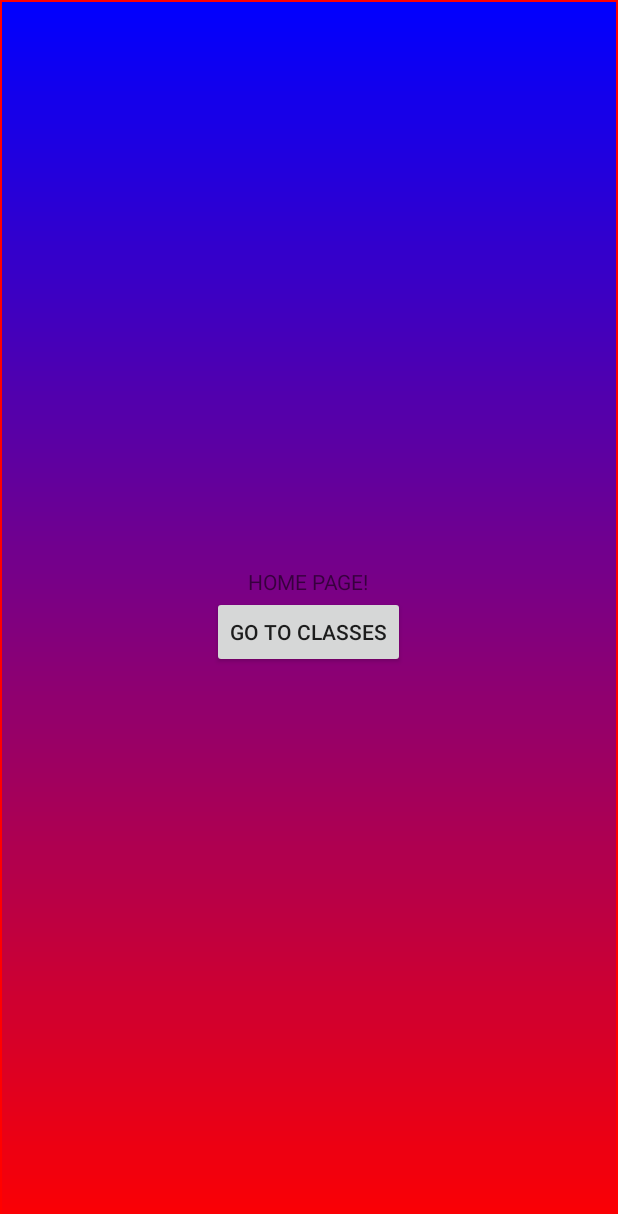
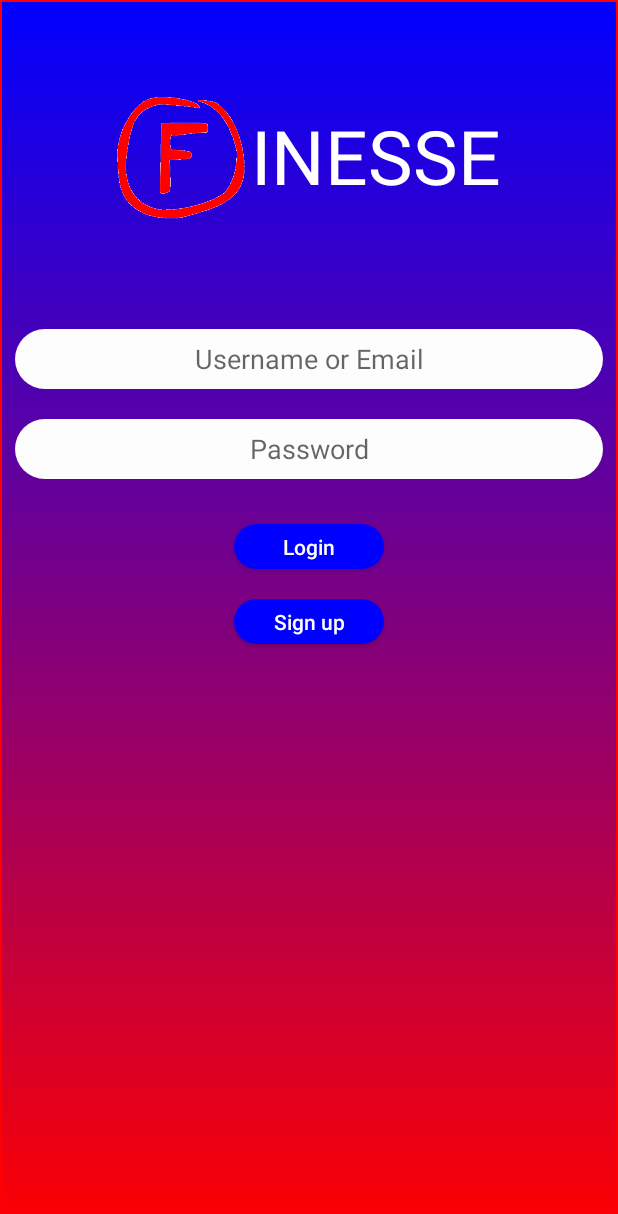
Before and after one commit to FinesseApp/FinesseU, an Android app: the layout activity_main.xml on its own in the app's theme, with its tools: preview values and no code run, on a phone screen of 412 x 824 dp. Shown: the top 1214 px of the screen. Run offline under Robolectric (Android 15) with nearby library versions, the phone set to English and light mode, and no system bars.

Commit message:
Navigation Complete

```diff
--- a/app/src/main/java/com/osalaam/immersionproj2/MainActivity.java
+++ b/app/src/main/java/com/osalaam/immersionproj2/MainActivity.java
@@ -1,8 +1,28 @@
 package com.osalaam.immersionproj2;
 
-/**
- * Created by osalaam on 8/2/17.
- */
+import android.content.Intent;
+import android.os.Bundle;
+import android.support.v7.app.AppCompatActivity;
+import android.view.View;
+import android.widget.Button;
 
-public class MainActivity {
+public class MainActivity extends AppCompatActivity {
+
+    private Button mClassesButton;
+
+    @Override
+    protected void onCreate(Bundle savedInstanceState) {
+        super.onCreate(savedInstanceState);
+        setContentView(R.layout.activity_main);
+
+        mClassesButton = (Button) findViewById(R.id.loginbutton);
+
+        mClassesButton.setOnClickListener(new View.OnClickListener(){
+            @Override
+            public void onClick(View view){
+                Intent intent = new Intent(MainActivity.this, ClassesActivity.class);
+                startActivity(intent);
+            }
+        });
+    }
 }
--- a/app/src/main/res/layout/activity_main.xml
+++ b/app/src/main/res/layout/activity_main.xml
@@ -1,22 +1,83 @@
 <?xml version="1.0" encoding="utf-8"?>
-<LinearLayout xmlns:android="http://schemas.android.com/apk/res/android"
+<RelativeLayout xmlns:android="http://schemas.android.com/apk/res/android"
+    xmlns:app="http://schemas.android.com/apk/res-auto"
     xmlns:tools="http://schemas.android.com/tools"
     android:layout_width="match_parent"
     android:layout_height="match_parent"
-    android:orientation="vertical"
-    android:gravity="center"
-    android:background="@drawable/bg_gradient"
     tools:context="com.osalaam.immersionproj2.MainActivity">
 
-    <TextView
-        android:layout_width="wrap_content"
-        android:layout_height="wrap_content"
-        android:text="HOME PAGE!" />
-    <Button
-        android:id="@+id/classes"
-        android:text="@string/class_button"
-        android:layout_width="wrap_content"
-        android:layout_height="wrap_content"
-        android:layout_gravity="center"/>
+    <LinearLayout
+        android:layout_width="match_parent"
+        android:layout_height="match_parent"
+        android:orientation="vertical"
+        android:background="@drawable/bg_gradient"
+        android:layout_alignParentTop="true"
+        android:layout_alignParentStart="true">
 
-</LinearLayout>
+        <LinearLayout
+            android:layout_marginTop="30dp"
+            android:layout_width="wrap_content"
+            android:layout_height="wrap_content"
+            android:layout_gravity="center"
+            android:orientation="horizontal">
+
+
+            <ImageView
+                android:id="@+id/imageView"
+                android:layout_width="89dp"
+                android:layout_height="149dp"
+                app:srcCompat="@drawable/finesse" />
+
+            <TextView
+                android:layout_marginTop="40dp"
+                android:textSize="50dp"
+                android:textColor="#FFFFFF"
+                android:id="@+id/textView"
+                android:layout_width="match_parent"
+                android:layout_height="wrap_content"
+                android:gravity="center"
+                android:text="INESSE" />
+
+        </LinearLayout>
+
+        <LinearLayout
+            android:layout_marginTop="30dp"
+            android:layout_width="match_parent"
+            android:layout_height="match_parent"
+            android:orientation="vertical">
+
+
+            <EditText
+                style="@style/editText_style"
+                android:hint="Username or Email"
+                android:id="@+id/editText2"
+                android:inputType="textEmailAddress" />
+
+            <EditText
+                style="@style/editText_style"
+                android:id="@+id/editText3"
+                android:hint="Password"
+                android:inputType="textPassword" />
+
+            <Button
+                android:id="@+id/loginbutton"
+                android:layout_gravity="center"
+                style="@style/button_style"
+                android:text="Login" />
+            <Button
+                android:id="@+id/signupbutton"
+                style="@style/button_style"
+                android:layout_gravity="center"
+                android:text="Sign up" />
+
+        </LinearLayout>
+
+
+
+
+    </LinearLayout>
+
+
+
+
+</RelativeLayout>
```
